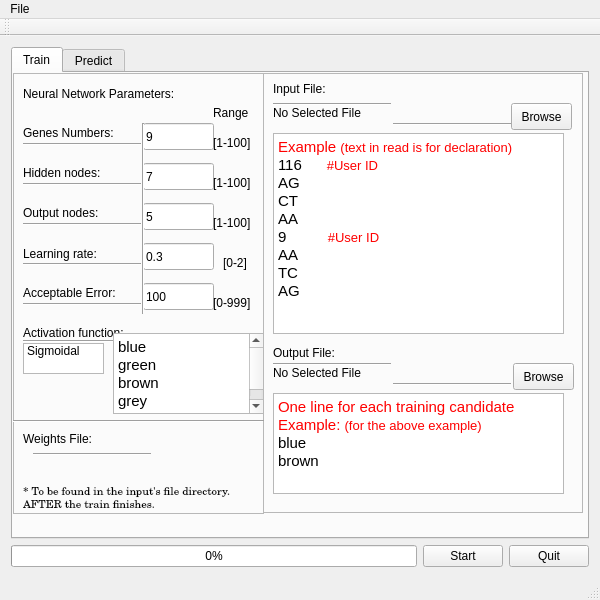
The window that phenogene/phenogene.ui (blanqesto/phenogene) describes before a commit, drawn with Qt 5.
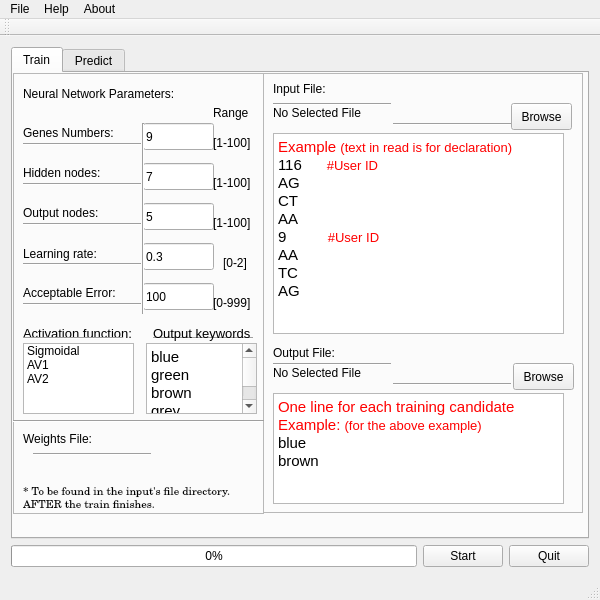
The same window after the commit.

Commit message: GUI fixed Pending: progress bar and text browsers update.

Patch:
```diff
--- a/phenogene/phenogene.ui
+++ b/phenogene/phenogene.ui
@@ -146,29 +146,6 @@
           <string>Browse</string>
          </property>
         </widget>
-        <widget class="QTextEdit" name="textEdit">
-         <property name="geometry">
-          <rect>
-           <x>10</x>
-           <y>320</y>
-           <width>291</width>
-           <height>101</height>
-          </rect>
-         </property>
-         <property name="readOnly">
-          <bool>true</bool>
-         </property>
-         <property name="html">
-          <string>&lt;!DOCTYPE HTML PUBLIC &quot;-//W3C//DTD HTML 4.0//EN&quot; &quot;http://www.w3.org/TR/REC-html40/strict.dtd&quot;&gt;
-&lt;html&gt;&lt;head&gt;&lt;meta name=&quot;qrichtext&quot; content=&quot;1&quot; /&gt;&lt;style type=&quot;text/css&quot;&gt;
-p, li { white-space: pre-wrap; }
-&lt;/style&gt;&lt;/head&gt;&lt;body style=&quot; font-family:'Bitstream Charter'; font-size:11pt; font-weight:400; font-style:normal;&quot;&gt;
-&lt;p style=&quot; margin-top:0px; margin-bottom:0px; margin-left:0px; margin-right:0px; -qt-block-indent:0; text-indent:0px;&quot;&gt;&lt;span style=&quot; color:#ff0000;&quot;&gt;One line for each training candidate&lt;/span&gt;&lt;/p&gt;
-&lt;p style=&quot; margin-top:0px; margin-bottom:0px; margin-left:0px; margin-right:0px; -qt-block-indent:0; text-indent:0px;&quot;&gt;&lt;span style=&quot; color:#ff0000;&quot;&gt;Example: &lt;/span&gt;&lt;span style=&quot; font-size:10pt; color:#ff0000;&quot;&gt;(for the above example)&lt;/span&gt;&lt;/p&gt;
-&lt;p style=&quot; margin-top:0px; margin-bottom:0px; margin-left:0px; margin-right:0px; -qt-block-indent:0; text-indent:0px;&quot;&gt;blue&lt;/p&gt;
-&lt;p style=&quot; margin-top:0px; margin-bottom:0px; margin-left:0px; margin-right:0px; -qt-block-indent:0; text-indent:0px;&quot;&gt;brown&lt;/p&gt;&lt;/body&gt;&lt;/html&gt;</string>
-         </property>
-        </widget>
         <widget class="QPushButton" name="pushButton_5">
          <property name="geometry">
           <rect>
@@ -273,6 +250,26 @@
           <string>No Selected File</string>
          </property>
         </widget>
+        <widget class="QTextBrowser" name="textBrowser">
+         <property name="geometry">
+          <rect>
+           <x>10</x>
+           <y>320</y>
+           <width>291</width>
+           <height>111</height>
+          </rect>
+         </property>
+         <property name="html">
+          <string>&lt;!DOCTYPE HTML PUBLIC &quot;-//W3C//DTD HTML 4.0//EN&quot; &quot;http://www.w3.org/TR/REC-html40/strict.dtd&quot;&gt;
+&lt;html&gt;&lt;head&gt;&lt;meta name=&quot;qrichtext&quot; content=&quot;1&quot; /&gt;&lt;style type=&quot;text/css&quot;&gt;
+p, li { white-space: pre-wrap; }
+&lt;/style&gt;&lt;/head&gt;&lt;body style=&quot; font-family:'Bitstream Charter'; font-size:11pt; font-weight:400; font-style:normal;&quot;&gt;
+&lt;p style=&quot; margin-top:0px; margin-bottom:0px; margin-left:0px; margin-right:0px; -qt-block-indent:0; text-indent:0px;&quot;&gt;&lt;span style=&quot; color:#ff0000;&quot;&gt;One line for each training candidate&lt;/span&gt;&lt;/p&gt;
+&lt;p style=&quot; margin-top:0px; margin-bottom:0px; margin-left:0px; margin-right:0px; -qt-block-indent:0; text-indent:0px;&quot;&gt;&lt;span style=&quot; color:#ff0000;&quot;&gt;Example: &lt;/span&gt;&lt;span style=&quot; font-size:10pt; color:#ff0000;&quot;&gt;(for the above example)&lt;/span&gt;&lt;/p&gt;
+&lt;p style=&quot; margin-top:0px; margin-bottom:0px; margin-left:0px; margin-right:0px; -qt-block-indent:0; text-indent:0px;&quot;&gt;blue&lt;/p&gt;
+&lt;p style=&quot; margin-top:0px; margin-bottom:0px; margin-left:0px; margin-right:0px; -qt-block-indent:0; text-indent:0px;&quot;&gt;brown&lt;/p&gt;&lt;/body&gt;&lt;/html&gt;</string>
+         </property>
+        </widget>
        </widget>
        <widget class="QFrame" name="frame">
         <property name="geometry">
@@ -380,11 +377,19 @@
          <property name="geometry">
           <rect>
            <x>10</x>
-           <y>250</y>
-           <width>141</width>
-           <height>19</height>
+           <y>240</y>
+           <width>130</width>
+           <height>40</height>
           </rect>
          </property>
+         <property name="font">
+          <font>
+           <pointsize>10</pointsize>
+           <weight>50</weight>
+           <italic>false</italic>
+           <bold>false</bold>
+          </font>
+         </property>
          <property name="text">
           <string>Activation function:</string>
          </property>
@@ -538,26 +543,13 @@
           <enum>Qt::Horizontal</enum>
          </property>
         </widget>
-        <widget class="Line" name="line_9">
-         <property name="geometry">
-          <rect>
-           <x>10</x>
-           <y>260</y>
-           <width>131</width>
-           <height>16</height>
-          </rect>
-         </property>
-         <property name="orientation">
-          <enum>Qt::Horizontal</enum>
-         </property>
-        </widget>
         <widget class="QListWidget" name="listWidget">
          <property name="geometry">
           <rect>
            <x>10</x>
            <y>270</y>
-           <width>81</width>
-           <height>31</height>
+           <width>111</width>
+           <height>71</height>
           </rect>
          </property>
          <property name="currentRow">
@@ -568,6 +560,16 @@
            <string>Sigmoidal</string>
           </property>
          </item>
+         <item>
+          <property name="text">
+           <string>AV1</string>
+          </property>
+         </item>
+         <item>
+          <property name="text">
+           <string>AV2</string>
+          </property>
+         </item>
         </widget>
         <widget class="Line" name="line">
          <property name="geometry">
@@ -722,17 +724,58 @@
           <string>[0-999]</string>
          </property>
         </widget>
-        <widget class="QTextBrowser" name="textBrowser">
+        <widget class="Line" name="line_10">
          <property name="geometry">
           <rect>
-           <x>100</x>
-           <y>260</y>
-           <width>151</width>
-           <height>81</height>
+           <x>140</x>
+           <y>250</y>
+           <width>100</width>
+           <height>30</height>
           </rect>
          </property>
-         <property name="readOnly">
-          <bool>false</bool>
+         <property name="orientation">
+          <enum>Qt::Horizontal</enum>
+         </property>
+        </widget>
+        <widget class="QLabel" name="label_34">
+         <property name="geometry">
+          <rect>
+           <x>140</x>
+           <y>240</y>
+           <width>110</width>
+           <height>40</height>
+          </rect>
+         </property>
+         <property name="font">
+          <font>
+           <pointsize>10</pointsize>
+          </font>
+         </property>
+         <property name="text">
+          <string>Output keywords</string>
+         </property>
+        </widget>
+        <widget class="Line" name="line_12">
+         <property name="geometry">
+          <rect>
+           <x>10</x>
+           <y>250</y>
+           <width>100</width>
+           <height>30</height>
+          </rect>
+         </property>
+         <property name="orientation">
+          <enum>Qt::Horizontal</enum>
+         </property>
+        </widget>
+        <widget class="QTextEdit" name="textEdit_4">
+         <property name="geometry">
+          <rect>
+           <x>133</x>
+           <y>270</y>
+           <width>111</width>
+           <height>71</height>
+          </rect>
          </property>
          <property name="html">
           <string>&lt;!DOCTYPE HTML PUBLIC &quot;-//W3C//DTD HTML 4.0//EN&quot; &quot;http://www.w3.org/TR/REC-html40/strict.dtd&quot;&gt;
@@ -1356,8 +1399,43 @@
     <property name="title">
      <string>File</string>
     </property>
+    <widget class="QMenu" name="menuSave">
+     <property name="title">
+      <string>Save</string>
+     </property>
+     <addaction name="actionParameters"/>
+     <addaction name="actionWeights"/>
+     <addaction name="actionOutput"/>
+     <addaction name="actionInput"/>
+     <addaction name="actionAll_settings_in_a_ph_file"/>
+    </widget>
+    <widget class="QMenu" name="menuLoad">
+     <property name="title">
+      <string>Load</string>
+     </property>
+     <addaction name="actionParameters_2"/>
+     <addaction name="actionWeights_2"/>
+     <addaction name="actionExpected_Output"/>
+     <addaction name="actionInput_2"/>
+     <addaction name="action_ph_file"/>
+    </widget>
+    <addaction name="menuSave"/>
+    <addaction name="menuLoad"/>
+    <addaction name="actionClose"/>
+   </widget>
+   <widget class="QMenu" name="menuAbout_us">
+    <property name="title">
+     <string>Help</string>
+    </property>
+   </widget>
+   <widget class="QMenu" name="menuAbout">
+    <property name="title">
+     <string>About</string>
+    </property>
    </widget>
    <addaction name="menuPhenogene"/>
+   <addaction name="menuAbout_us"/>
+   <addaction name="menuAbout"/>
   </widget>
   <widget class="QToolBar" name="mainToolBar">
    <attribute name="toolBarArea">
```
Left out of the diff: 274 changed lines with no effect on the pictures. The commit also changes 3 other files.
